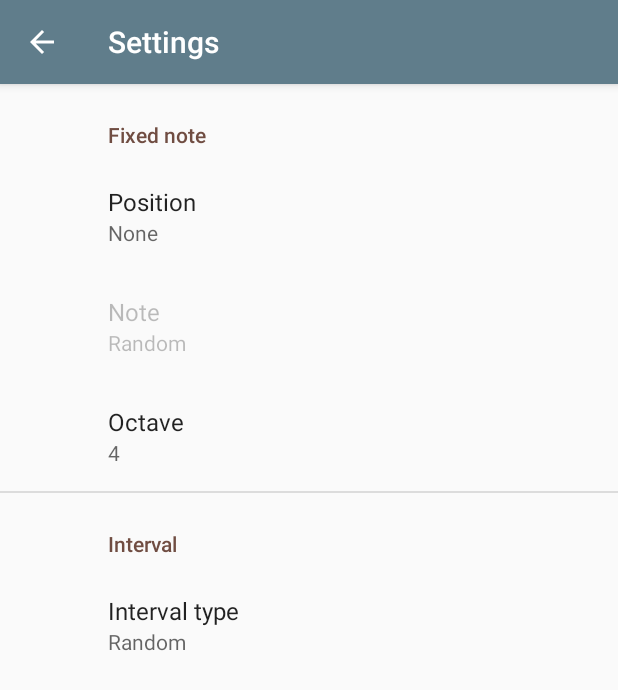
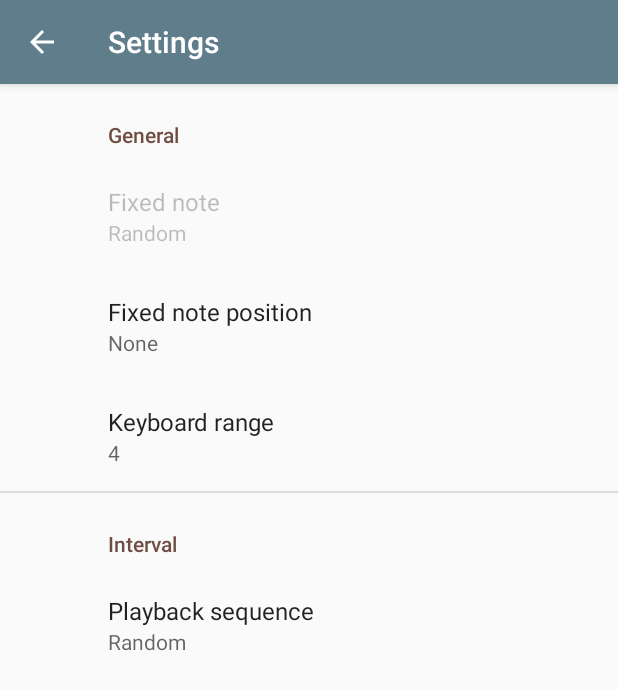
Before and after one commit to lettertea/simple-intervals-of-music, an Android app: the screen it shows after launch (SettingsActivity), in the options menu, after a tap on "Settings", on a phone screen of 412 x 824 dp. Shown: the top 690 px of the screen. Run offline under Robolectric (Android 15) with nearby library versions, the phone set to English and light mode, and no system bars; our stand-ins replace androidx.preference; 3 statements that could not run were skipped.

Commit message:
Revise settings for clarity

```diff
--- a/app/src/main/java/com/nashkenazy/intervals/MainActivity.java
+++ b/app/src/main/java/com/nashkenazy/intervals/MainActivity.java
@@ -15,6 +15,7 @@ import androidx.recyclerview.widget.GridLayoutManager;
 import androidx.recyclerview.widget.RecyclerView;
 import androidx.preference.PreferenceManager;
 
+import android.util.Log;
 import android.view.Menu;
 import android.view.MenuItem;
 import android.widget.Button;
@@ -25,6 +26,7 @@ import com.google.common.collect.ImmutableList;
 import java.util.ArrayList;
 import java.util.Collections;
 import java.util.List;
+import java.util.Map;
 import java.util.Random;
 
 
@@ -40,7 +42,7 @@ public class MainActivity extends AppCompatActivity implements OnIntervalClick {
 	private SharedPreferences sharedPref;
 	private MediaPlayer mediaPlayer;
 
-	private List<Interval> includedIntervals;
+	private List<Interval> includedIntervalTypes;
 	private String intervalType;
 	int randomIntervalType = -1;
 
@@ -51,22 +53,23 @@ public class MainActivity extends AppCompatActivity implements OnIntervalClick {
 		PreferenceManager.setDefaultValues(this, R.xml.preferences, false);
 		sharedPref = PreferenceManager.getDefaultSharedPreferences(this);
 
-		intervalType = sharedPref.getString(SettingsActivity.KEY_PREF_INTERVAL_TYPE, "All");
+		intervalType = sharedPref.getString(SettingsActivity.KEY_PREF_PLAYBACK_SEQUENCES, "All");
 
 		// Set the answer according to the settings
-		includedIntervals = new ArrayList<>();
-		for (String interval : sharedPref.getStringSet(SettingsActivity.KEY_PREF_INCLUDED_INTERVALS, null)) {
-			includedIntervals.add(new Interval(Integer.parseInt(interval)));
+		includedIntervalTypes = new ArrayList<>();
+		for (String interval : sharedPref.getStringSet(SettingsActivity.KEY_PREF_INCLUDED_INTERVAL_TYPES, null)) {
+			includedIntervalTypes.add(new Interval(Integer.parseInt(interval)));
 		}
-		Collections.sort(includedIntervals, (lhs, rhs) -> lhs.getSemitones() - rhs.getSemitones()); // Makes sure user sees options in order
+		Collections.sort(includedIntervalTypes, (lhs, rhs) -> lhs.getSemitones() - rhs.getSemitones()); // Makes sure user sees options in order
 
 		// Set answer options
 		RecyclerView recyclerView = findViewById(R.id.my_recycler_view);
 		recyclerView.setHasFixedSize(true);
 		recyclerView.setLayoutManager(new GridLayoutManager(this, 2));
-		recyclerView.setAdapter(new IntervalChoicesAdapter(includedIntervals, this));
+		recyclerView.setAdapter(new IntervalChoicesAdapter(includedIntervalTypes, this));
 
 		setNewRound();
+
 	}
 
 
@@ -123,13 +126,13 @@ public class MainActivity extends AppCompatActivity implements OnIntervalClick {
 			nextIntervalBtn.setEnabled(false);
 			ViewCompat.setBackgroundTintList(nextIntervalBtn, ColorStateList.valueOf(Color.LTGRAY));
 
-			intervalDistance = includedIntervals.get(RAND.nextInt(includedIntervals.size())).getSemitones();
+			intervalDistance = includedIntervalTypes.get(RAND.nextInt(includedIntervalTypes.size())).getSemitones();
 
 			// Set the answer according to the settings
 			int noteOffset = noteSetting == -1 ? RAND.nextInt(12) + 1 : noteSetting;
 			int octaveOffset = octaveSetting == -1 ? RAND.nextInt(6) + 1 : octaveSetting;
 
-			switch (positionSetting){
+			switch (positionSetting) {
 				case "Upper":
 					upperNote = 12 * (octaveOffset - 1) + noteOffset;
 					lowerNote = upperNote - intervalDistance;
--- a/app/src/main/java/com/nashkenazy/intervals/SettingsActivity.java
+++ b/app/src/main/java/com/nashkenazy/intervals/SettingsActivity.java
@@ -10,8 +10,8 @@ public class SettingsActivity extends AppCompatActivity {
 	public static final String KEY_PREF_POSITION = "position";
 	public static final String KEY_PREF_NOTE = "note";
 	public static final String KEY_PREF_OCTAVE = "octave";
-	public static final String KEY_PREF_INCLUDED_INTERVALS = "included_intervals";
-	public static final String KEY_PREF_INTERVAL_TYPE = "interval_type";
+	public static final String KEY_PREF_INCLUDED_INTERVAL_TYPES = "included_interval_types";
+	public static final String KEY_PREF_PLAYBACK_SEQUENCES = "playback_sequence";
 
 
 	@Override
--- a/app/src/main/res/values/arrays.xml
+++ b/app/src/main/res/values/arrays.xml
@@ -61,7 +61,7 @@
         <item>6</item>
     </string-array>
 
-    <string-array name="interval_types">
+    <string-array name="playback_sequences">
         <item>All</item>
         <item>Random</item>
         <item>Melodic ascending</item>
@@ -69,7 +69,7 @@
         <item>Harmonic</item>
     </string-array>
 
-    <string-array name="included_intervals">
+    <string-array name="included_interval_types">
         <item>Perfect Unison</item>
         <item>Minor Second</item>
         <item>Major Second</item>
@@ -85,7 +85,7 @@
         <item>Perfect Octave</item>
     </string-array>
 
-    <string-array name="included_intervals_values">
+    <string-array name="included_interval_types_values">
         <item>0</item>
         <item>1</item>
         <item>2</item>
--- a/app/src/main/res/xml/preferences.xml
+++ b/app/src/main/res/xml/preferences.xml
@@ -1,46 +1,46 @@
 <?xml version="1.0" encoding="utf-8"?>
 <PreferenceScreen xmlns:android="http://schemas.android.com/apk/res/android">
-    <PreferenceCategory android:title="Fixed note">
+    <PreferenceCategory android:title="General">
+
         <androidx.preference.ListPreference
+            android:defaultValue="4"
+            android:entries="@array/notes"
+            android:entryValues="@array/notes_values"
+            android:key="note"
             android:summary="%s"
+            android:title="Fixed note" />
+
+        <androidx.preference.ListPreference
             android:defaultValue="None"
             android:entries="@array/positions"
             android:entryValues="@array/positions"
             android:key="position"
-            android:title="Position" />
-
+            android:summary="%s"
+            android:title="Fixed note position" />
 
         <androidx.preference.ListPreference
-        android:summary="%s"
-        android:defaultValue="4"
-        android:entries="@array/notes"
-        android:entryValues="@array/notes_values"
-        android:key="note"
-        android:title="Note" />
-
-    <androidx.preference.ListPreference
-        android:summary="%s"
             android:defaultValue="4"
             android:entries="@array/octaves"
             android:entryValues="@array/octaves_values"
             android:key="octave"
-        android:title="Octave" />
+            android:summary="%s"
+            android:title="Keyboard range" />
     </PreferenceCategory>
     <PreferenceCategory android:title="Interval">
         <androidx.preference.ListPreference
+            android:defaultValue="Random"
+            android:entries="@array/playback_sequences"
+            android:entryValues="@array/playback_sequences"
+            android:key="playback_sequence"
             android:summary="%s"
-        android:defaultValue="Random"
-        android:entries="@array/interval_types"
-        android:entryValues="@array/interval_types"
-        android:key="interval_type"
-        android:title="Interval type" />
+            android:title="Playback sequence" />
 
         <androidx.preference.MultiSelectListPreference
-        android:entries="@array/included_intervals"
-        android:entryValues="@array/included_intervals_values"
-        android:defaultValue="@array/included_intervals_values"
-        android:key="included_intervals"
-        android:title="Included intervals" />
+            android:defaultValue="@array/included_interval_types_values"
+            android:entries="@array/included_interval_types"
+            android:entryValues="@array/included_interval_types_values"
+            android:key="included_interval_types"
+            android:title="Included interval types" />
     </PreferenceCategory>
 
 </PreferenceScreen>
```
Lines whose indentation alone changed are shown as unchanged.
